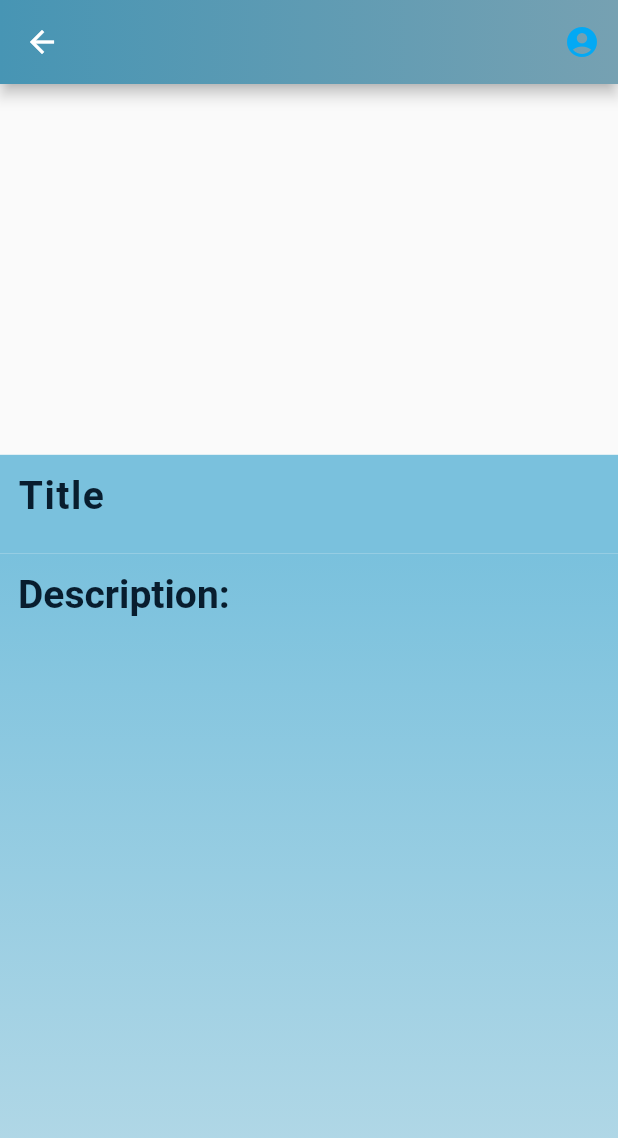
After one commit to f1rstCoder/capstoneproject, a Flutter app: the VideoScreen screen opened by its route, on a phone screen of 412 x 824 dp. The commit adds this screen. Shown: the top 1138 px of the screen. Run offline on Flutter 3.47's test engine with Material 2 defaults, Android fonts, the phone set to English and light mode, and no system bars.

Commit message:
added videos listing and video viewing page

```diff
--- /dev/null
+++ b/lib/models/video_model.dart
@@ -0,0 +1,15 @@
+class VideoModel {
+  int? id;
+  String? title;
+  String? description;
+  String? source;
+
+  VideoModel({this.id, this.title, this.description, this.source});
+
+  VideoModel.fromJson(Map<String, dynamic> json) {
+    id = json['id'];
+    title = json['title'];
+    description = json['description'];
+    source = json['source'];
+  }
+}
--- a/lib/screens/language_screen.dart
+++ b/lib/screens/language_screen.dart
@@ -38,7 +38,7 @@ class _LanguageScreenState extends State<LanguageScreen> {
                   child: Center(
                     child: Column(
                       mainAxisAlignment: MainAxisAlignment.center,
-                      children: [
+                      children: const [
                         Text(
                           'Choose your default language as',
                           style: TextStyle(
@@ -79,7 +79,7 @@ class _LanguageScreenState extends State<LanguageScreen> {
                   child: Center(
                     child: Column(
                       mainAxisAlignment: MainAxisAlignment.center,
-                      children: [
+                      children: const [
                         Text(
                           'हिन्दी',
                           style: TextStyle(
@@ -120,7 +120,7 @@ class _LanguageScreenState extends State<LanguageScreen> {
                   child: Center(
                     child: Column(
                       mainAxisAlignment: MainAxisAlignment.center,
-                      children: [
+                      children: const [
                         Text(
                           'ਪੰਜਾਬੀ ',
                           style: TextStyle(
--- /dev/null
+++ b/lib/screens/video_screen.dart
@@ -0,0 +1,122 @@
+import 'package:flutter/material.dart';
+import 'package:login/models/video_model.dart';
+import 'package:flutter/services.dart' as bundler;
+import 'dart:convert';
+
+class VideoScreen extends StatefulWidget {
+  const VideoScreen({Key? key}) : super(key: key);
+
+  @override
+  State<VideoScreen> createState() => _VideoScreenState();
+}
+
+class _VideoScreenState extends State<VideoScreen> {
+  @override
+  Widget build(BuildContext context) {
+    return Scaffold(
+      //drawer: Drawer(),
+      appBar: AppBar(
+        flexibleSpace: Container(
+          decoration: const BoxDecoration(
+            gradient: LinearGradient(
+              colors: [
+                Color.fromARGB(255, 71, 149, 180),
+                Color.fromARGB(255, 118, 161, 178),
+              ],
+            ),
+          ),
+        ),
+        actions: [
+          IconButton(
+            icon: Icon(
+              Icons.account_circle,
+              color: Colors.lightBlue,
+            ),
+            onPressed: () {
+              //passing this to our root
+              // Navigator.of(context).pop();
+            },
+          ),
+        ],
+      ),
+
+      body: SafeArea(
+        child: SingleChildScrollView(
+          child: Column(
+            children: [
+              GestureDetector(
+                onTap: () {
+                  const snackBar = SnackBar(content: Text('Tap'));
+                  ScaffoldMessenger.of(context).showSnackBar(snackBar);
+                },
+                child: Container(
+                  height: MediaQuery.of(context).size.height * 0.3,
+                  width: MediaQuery.of(context).size.width,
+                  padding: const EdgeInsets.all(12.0),
+                  child: Column(
+                    crossAxisAlignment: CrossAxisAlignment.start,
+                  ),
+                ),
+              ),
+              Container(
+                height: MediaQuery.of(context).size.height * 0.08,
+                width: MediaQuery.of(context).size.width,
+                padding: const EdgeInsets.all(12.0),
+                color: Color.fromARGB(255, 122, 193, 221),
+                // decoration: const BoxDecoration(
+                //   border: Border(
+                //     bottom: BorderSide(width: 1.0, color: Colors.black),
+                //   ),
+                // ),
+                child: Text(
+                  'Title',
+                  style: TextStyle(
+                    letterSpacing: 1.0,
+                    color: Color.fromARGB(255, 8, 29, 46),
+                    fontSize: 26,
+                    fontWeight: FontWeight.w700,
+                    shadows: [
+                      Shadow(
+                          color: Colors.black.withOpacity(1),
+                          offset: const Offset(0, 0),
+                          blurRadius: 0),
+                    ],
+                  ),
+                ),
+              ),
+              Container(
+                height: MediaQuery.of(context).size.height,
+                width: MediaQuery.of(context).size.width,
+                padding: const EdgeInsets.all(12.0),
+                decoration: const BoxDecoration(
+                  gradient: LinearGradient(
+                    begin: Alignment.topCenter,
+                    end: Alignment.bottomCenter,
+                    colors: [
+                      Color.fromARGB(255, 122, 193, 221),
+                      Color.fromARGB(255, 235, 239, 240),
+                    ],
+                  ),
+                ),
+                child: Text(
+                  'Description: ',
+                  style: TextStyle(
+                    color: Color.fromARGB(255, 8, 29, 46),
+                    fontSize: 26,
+                    fontWeight: FontWeight.w700,
+                    shadows: [
+                      Shadow(
+                          color: Colors.black.withOpacity(1),
+                          offset: const Offset(0, 0),
+                          blurRadius: 0),
+                    ],
+                  ),
+                ),
+              ),
+            ],
+          ),
+        ),
+      ),
+    );
+  }
+}
--- a/pubspec.yaml
+++ b/pubspec.yaml
@@ -66,6 +66,7 @@ flutter:
     - assets/abascus_jpeg.jpg
     - assets/child_learning.jpg
     - assets/thumbs_up.png
+    - assets/data/datafile.json
 
   # An image asset can refer to one or more resolution-specific "variants", see
   # https://flutter.dev/assets-and-images/#resolution-aware.
```
Also changed, not shown: assets/data/datafile.json (added, +88 -0 lines), lib/main.dart (+7 -4 lines), lib/screens/home_screen.dart (+7 -7 lines), lib/screens/login_screen.dart (+23 -18 lines), lib/screens/registration_screen.dart (+27 -27 lines), lib/screens/video_listing.dart (added, +57 -0 lines).
